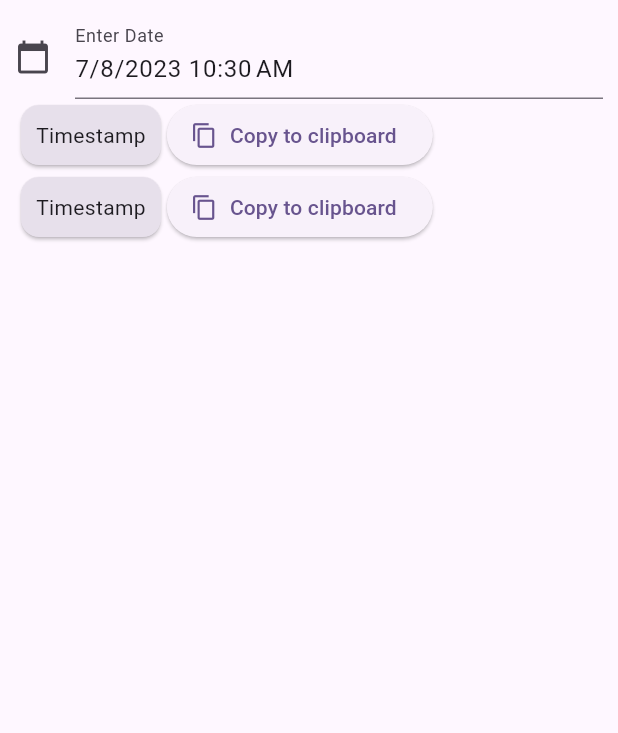
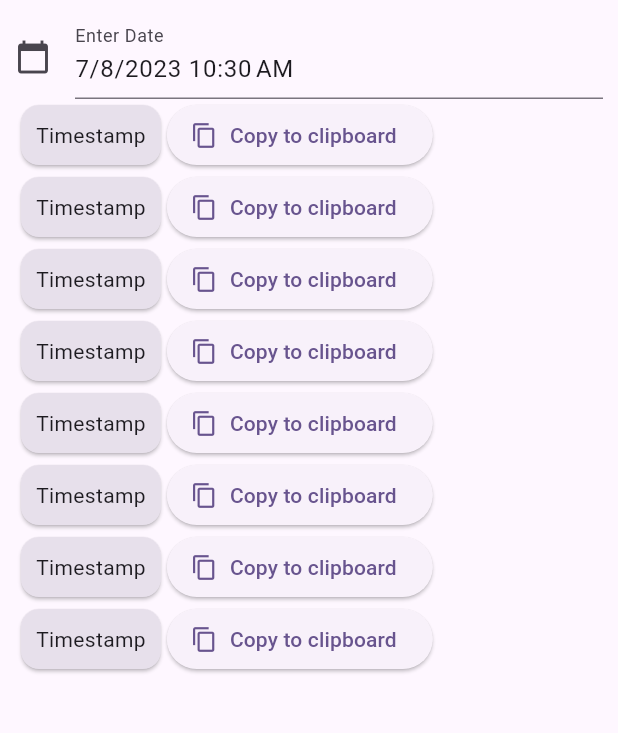
Before and after one commit to creationUnbound/DiscordTimestampGenerator, a Flutter app: the screen it shows after launch, on a phone screen of 412 x 824 dp, the part 84-817 px from its top. Run offline on Flutter 3.47's test engine with Material 2 defaults, Android fonts, the phone set to English and light mode, and no system bars.

Commit message:
Amount of TimestampDisplays increased.

```diff
--- a/discord_timestamp_generator/lib/home_page.dart
+++ b/discord_timestamp_generator/lib/home_page.dart
@@ -25,6 +25,16 @@ class _HomePageState extends State<HomePage> {
   @override
   Widget build(BuildContext context) {
     DateTimePicker dateTimePicker = DateTimePicker(context);
+    //List of TimestampDisplay widgets
+    List<TimestampDisplay> timestampDisplays = [];
+    for (var values in TimestampStyle.values) {
+      timestampDisplays.add(
+        TimestampDisplay(
+          dateTime: dateTimePicker.dateTime,
+          onPressed: () {},
+        ),
+      );
+    }
     //For resizing GridView properly
     //var size = MediaQuery.of(context).size;
     //final double itemHeight = size.height / 10;
@@ -36,9 +46,9 @@ class _HomePageState extends State<HomePage> {
           backgroundColor: Theme.of(context).colorScheme.primaryContainer,
         ),
         body: ListView(
-            padding: const EdgeInsets.all(10),
-            //scrollDirection: Axis.vertical,
-            children: [
+          padding: const EdgeInsets.all(10),
+          children: [
+            Column(children: [
               TextField(
                   controller: dateController,
                   decoration: const InputDecoration(
@@ -52,16 +62,9 @@ class _HomePageState extends State<HomePage> {
                         .format(dateTimePicker.dateTime);
                     // Do something with the dateTime attributes here
                   }),
-              // TODO: Trying to make a for loop based on the amount of values in TimestampStyle
-              //for (var i = 0; i < 10; i++) Text('Item $i'),
-              TimestampDisplay(
-                dateTime: dateTimePicker.dateTime,
-                onPressed: () {},
-              ),
-              TimestampDisplay(
-                dateTime: dateTimePicker.dateTime,
-                onPressed: () {},
-              ),
-            ]));
+            ]),
+            Column(children: timestampDisplays),
+          ],
+        ));
   }
 }
```
